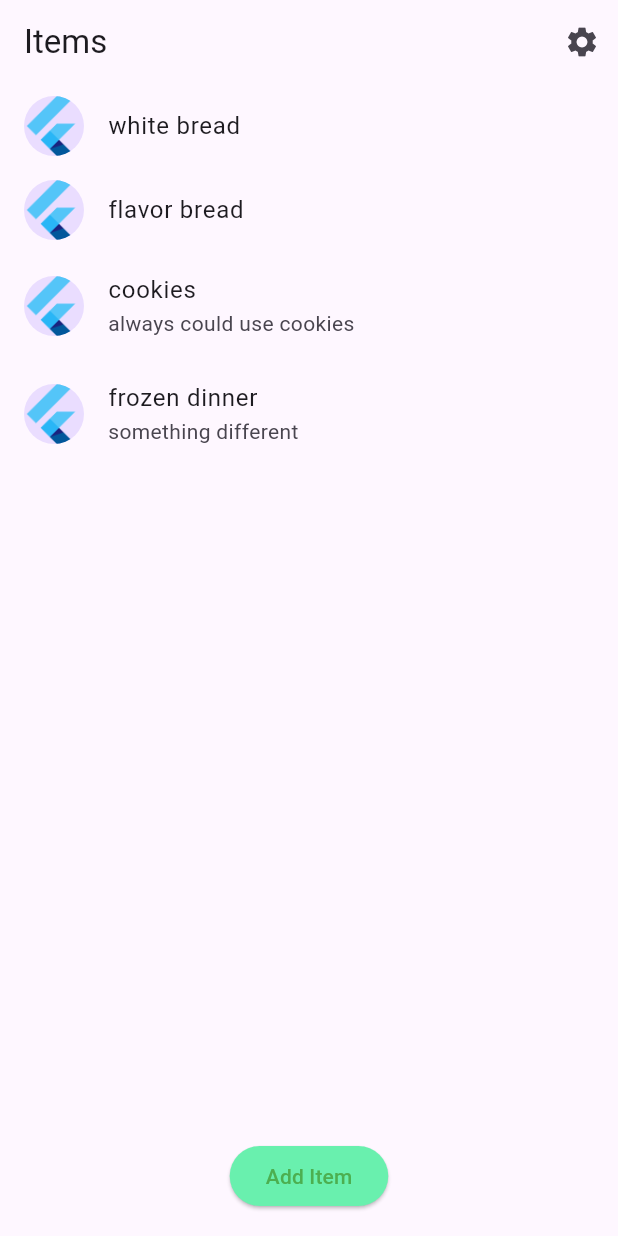
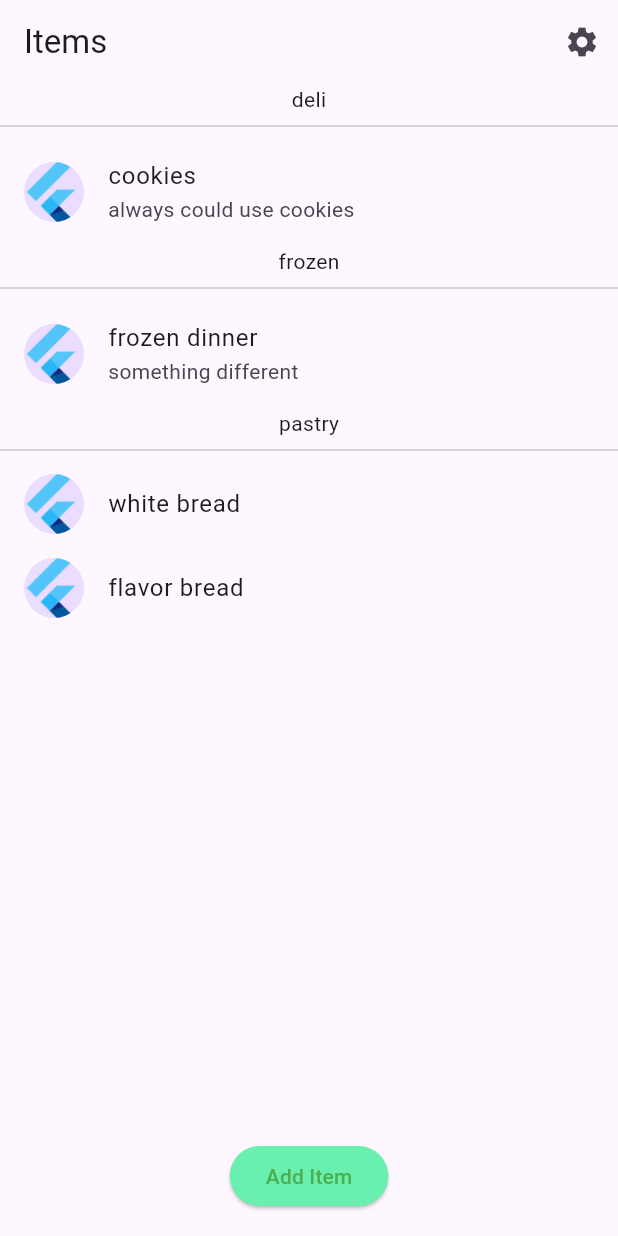
Before and after one commit to JoeyShapiro/Kale, a Flutter app: the screen it shows after launch, on a phone screen of 412 x 824 dp. Run offline on Flutter 3.47's test engine with Material 3 defaults, Android fonts, the phone set to English and light mode, and no system bars; our stand-ins replace font_awesome_flutter; generated files the repository leaves out were written again.

Commit message:
categorical list

```diff
--- a/kale/lib/src/groceries/groceries_list.dart
+++ b/kale/lib/src/groceries/groceries_list.dart
@@ -99,20 +99,35 @@ class _GroceryListState extends State<GroceryList> {
                 child: ImageFiltered(
               imageFilter: ImageFilter.blur(sigmaX: blur, sigmaY: blur),
               child: ListView.builder(
+                  itemCount: categories.length,
+                  itemBuilder: (BuildContext context, int index) {
+                    final categoryItems = items
+                        .where(
+                          (element) => element.category == categories[index],
+                        )
+                        .toList(growable: false);
+                    return Column(
+                      children: [
+                        Text(categories[index]),
+                        const Divider(),
+                        ListView.builder(
+                          shrinkWrap: true,
+                          physics: const ClampingScrollPhysics(),
                           // Providing a restorationId allows the ListView to restore the
                           // scroll position when a user leaves and returns to the app after it
                           // has been killed while running in the background.
                           restorationId: 'sampleItemListView',
-                itemCount: items.length,
+                          itemCount: categoryItems.length,
                           itemBuilder: (BuildContext context, int index) {
-                  final item = items[index];
+                            final item = categoryItems[index];
 
                             return Dismissible(
                               key: Key(item.id.toString()),
                               background: Container(
                                 color: Colors.green,
                                 child: const Row(
-                        mainAxisAlignment: MainAxisAlignment.spaceBetween,
+                                  mainAxisAlignment:
+                                      MainAxisAlignment.spaceBetween,
                                   children: [
                                     Icon(
                                       Icons.front_hand_rounded,
@@ -125,19 +140,21 @@ class _GroceryListState extends State<GroceryList> {
                               ),
                               child: ListTile(
                                   title: Text(item.name),
-                        subtitle:
-                            item.comments != null ? Text(item.comments!) : null,
+                                  subtitle: item.comments != null
+                                      ? Text(item.comments!)
+                                      : null,
                                   leading: const CircleAvatar(
                                     // Display the Flutter Logo image asset.
-                          foregroundImage:
-                              AssetImage('assets/images/flutter_logo.png'),
+                                    foregroundImage: AssetImage(
+                                        'assets/images/flutter_logo.png'),
                                   ),
                                   onTap: () {}),
                               onDismissed: (direction) {
                                 final success = items.remove(item);
                                 if (!success) {
                                   // only show snackbar for error
-                        ScaffoldMessenger.of(context).showSnackBar(SnackBar(
+                                  ScaffoldMessenger.of(context).showSnackBar(
+                                      SnackBar(
                                           content: Text(
                                               'error: $success: ${item.id} dismissed $direction')));
                                 }
@@ -145,6 +162,9 @@ class _GroceryListState extends State<GroceryList> {
                             );
                           },
                         ),
+                      ],
+                    );
+                  }),
             )),
           ],
         ),
```
Also changed, not shown: 2 other files. Lines whose indentation alone changed are shown as unchanged.
